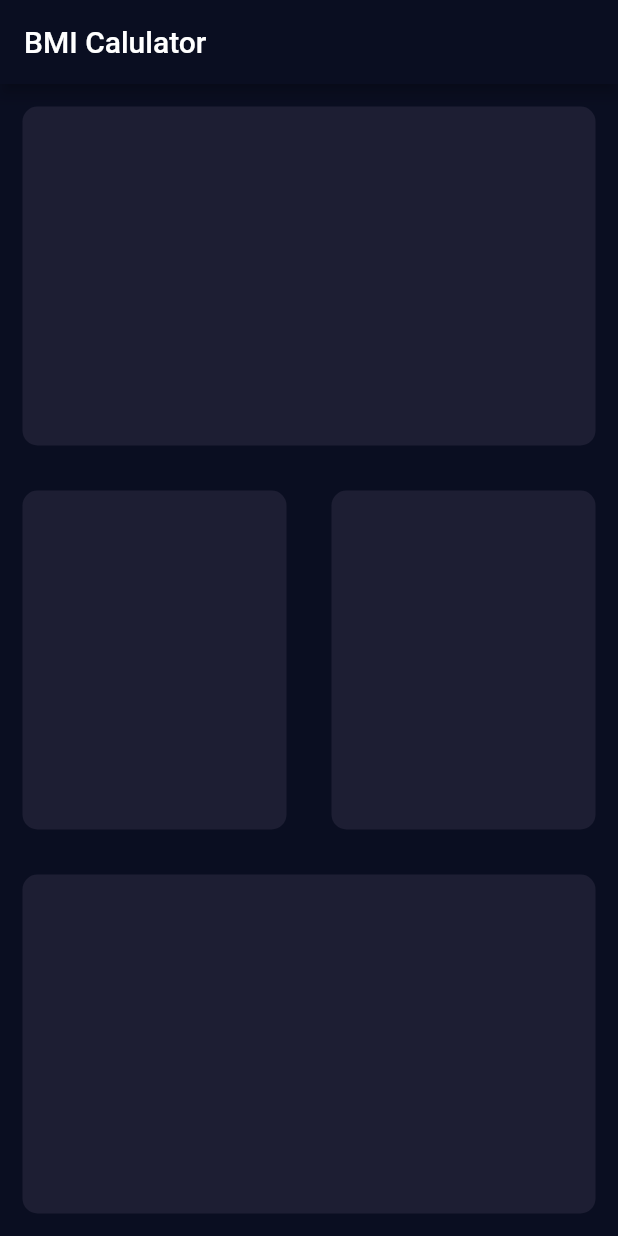
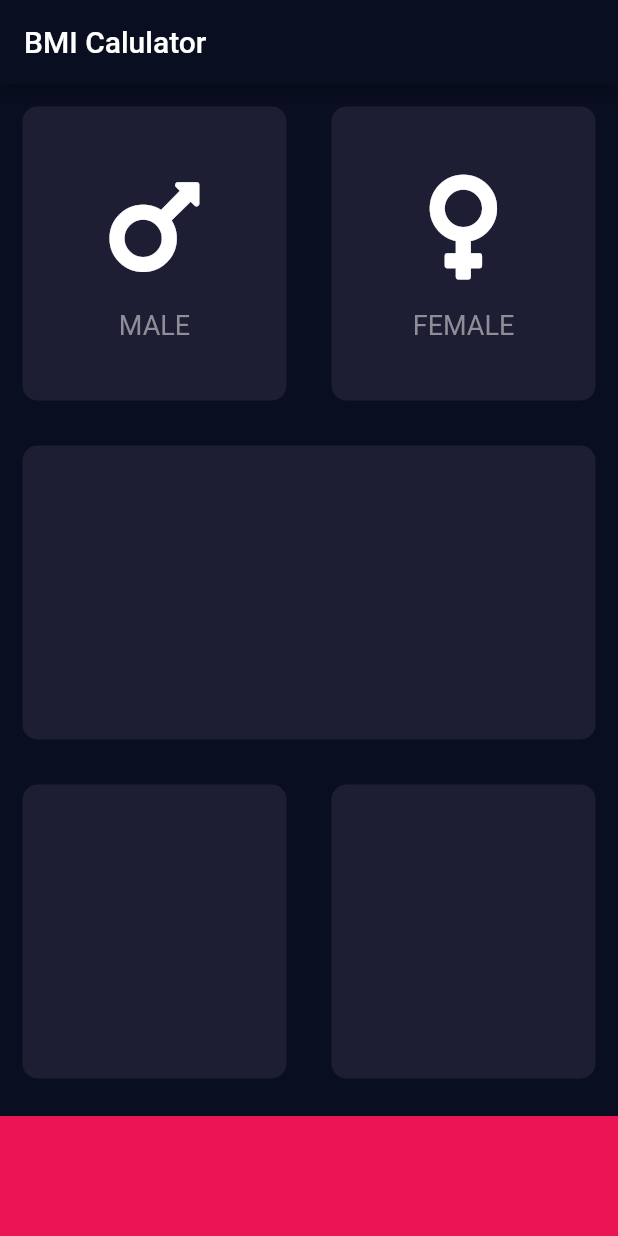
Before and after one commit to analubarreto/Flutter-BMI-Calculator, a Flutter app: the screen it shows after launch, on a phone screen of 412 x 824 dp. Run offline on Flutter 3.47's test engine with Material 2 defaults, Android fonts, the phone set to English and light mode, and no system bars; our stand-ins replace font_awesome_flutter.

Commit message:
refactored reusable card

```diff
--- a/lib/InputPage.dart
+++ /dev/null
@@ -1,48 +0,0 @@
-import 'package:flutter/material.dart';
-
-import 'ReusableCard.dart';
-
-class InputPage extends StatefulWidget {
-  InputPage({Key key, this.title}) : super(key: key);
-
-  final String title;
-
-  @override
-  _InputPageState createState() => _InputPageState();
-}
-
-class _InputPageState extends State<InputPage> {
-  @override
-  Widget build(BuildContext context) {
-    return Scaffold(
-      appBar: AppBar(
-        title: Text('BMI Calulator'),
-      ),
-      body: Column (
-        children: <Widget> [
-          Expanded(
-            child: Row (
-              children: <Widget>[
-                ReusableCard(bgColor: Color(0xFF1D1E33)),
-              ],
-            ),
-          ),
-          Expanded(
-            child: Row (
-              children: <Widget>[
-                ReusableCard(bgColor: Color(0xFF1D1E33)),
-                ReusableCard(bgColor: Color(0xFF1D1E33)),
-              ],
-            ),
-          ),
-          Expanded(
-            child: Row (
-              children: <Widget>[
-                ReusableCard(bgColor: Color(0xFF1D1E33)),
-              ],
-            )
-          ),
-      ],)
-    );
-  }
-}
--- a/lib/ReusableCard.dart
+++ b/lib/card/ReusableCard.dart
@@ -1,16 +1,16 @@
 import 'package:flutter/material.dart';
+class ReusableCard extends StatelessWidget {
+  ReusableCard({ this.bgColor, this.cardChild });
 
-// ignore: must_be_immutable
-class ReusableCard extends StatelessWidget {
-
-  Color bgColor;
-  ReusableCard({ @required this.bgColor });
+  final Color bgColor;
+  final Widget cardChild;
 
   @override
   Widget build(BuildContext context) {
     return Expanded(
       flex: 2,
       child: Container (
+        child: cardChild,
         margin: EdgeInsets.all(15.0),
         decoration: BoxDecoration(
           color: bgColor,
--- /dev/null
+++ b/lib/card/cardIcon.dart
@@ -0,0 +1,28 @@
+import 'package:flutter/material.dart';
+
+class CardIcon extends StatelessWidget {
+  CardIcon({ this.iconImg, this.iconText });
+
+  final IconData iconImg;
+  final String iconText;
+
+  @override
+  Widget build(BuildContext context) {
+    return Column(
+      mainAxisAlignment: MainAxisAlignment.center,
+      children: <Widget>[
+        Icon(
+          iconImg,
+          size: 80.0,
+        ),
+        SizedBox(
+          height: 15.0,
+        ),
+        Text(iconText, style: TextStyle(
+          fontSize: 18.0,
+          color: Color(0xFF8D8E98)
+        )),
+      ],
+    );
+  }
+}
--- a/lib/main.dart
+++ b/lib/main.dart
@@ -1,5 +1,5 @@
 import 'package:flutter/material.dart';
-import './InputPage.dart';
+import 'pages/InputPage.dart';
 
 void main() {
   runApp(BMICalculator());
--- /dev/null
+++ b/lib/pages/InputPage.dart
@@ -0,0 +1,73 @@
+import 'package:bmi_calulator/card/cardIcon.dart';
+import 'package:flutter/material.dart';
+import 'package:font_awesome_flutter/font_awesome_flutter.dart';
+import '../card/ReusableCard.dart';
+
+const bottomContainerHeight = 80.0;
+const cardBgColor = Color(0xFF1D1E33);
+const bottomContainerColor = Color(0xFFEB1555);
+
+class InputPage extends StatefulWidget {
+  InputPage({Key key, this.title}) : super(key: key);
+
+  final String title;
+
+  @override
+  _InputPageState createState() => _InputPageState();
+}
+
+class _InputPageState extends State<InputPage> {
+  @override
+  Widget build(BuildContext context) {
+    return Scaffold(
+      appBar: AppBar(
+        title: Text('BMI Calulator'),
+      ),
+      body: Column (
+        children: <Widget> [
+          Expanded(
+            child: Row (
+              children: <Widget>[
+                ReusableCard(
+                  bgColor: cardBgColor,
+                  cardChild: CardIcon(
+                    iconImg: FontAwesomeIcons.mars,
+                    iconText: 'MALE'
+                  ),
+                ),
+                ReusableCard(
+                  bgColor: cardBgColor,
+                  cardChild: CardIcon(
+                    iconImg: FontAwesomeIcons.venus,
+                    iconText: 'FEMALE'
+                  ),
+                ),
+              ],
+            ),
+          ),
+          Expanded(
+            child: Row (
+              children: <Widget>[
+                ReusableCard(bgColor: cardBgColor),
+              ],
+            ),
+          ),
+          Expanded(
+            child: Row (
+              children: <Widget>[
+                ReusableCard(bgColor: cardBgColor),
+                ReusableCard(bgColor: cardBgColor),
+              ],
+            )
+          ),
+          Container(
+            color: bottomContainerColor,
+            margin: EdgeInsets.only(top: 10.0),
+            width: double.infinity,
+            height: bottomContainerHeight,
+          )
+        ],
+      ),
+    );
+  }
+}
--- a/pubspec.yaml
+++ b/pubspec.yaml
@@ -28,6 +28,7 @@ dependencies:
   # The following adds the Cupertino Icons font to your application.
   # Use with the CupertinoIcons class for iOS style icons.
   cupertino_icons: ^1.0.0
+  font_awesome_flutter: ^8.10.0
 
 dev_dependencies:
   flutter_test:
```
Also changed, not shown: pubspec.lock, 1 other file.
